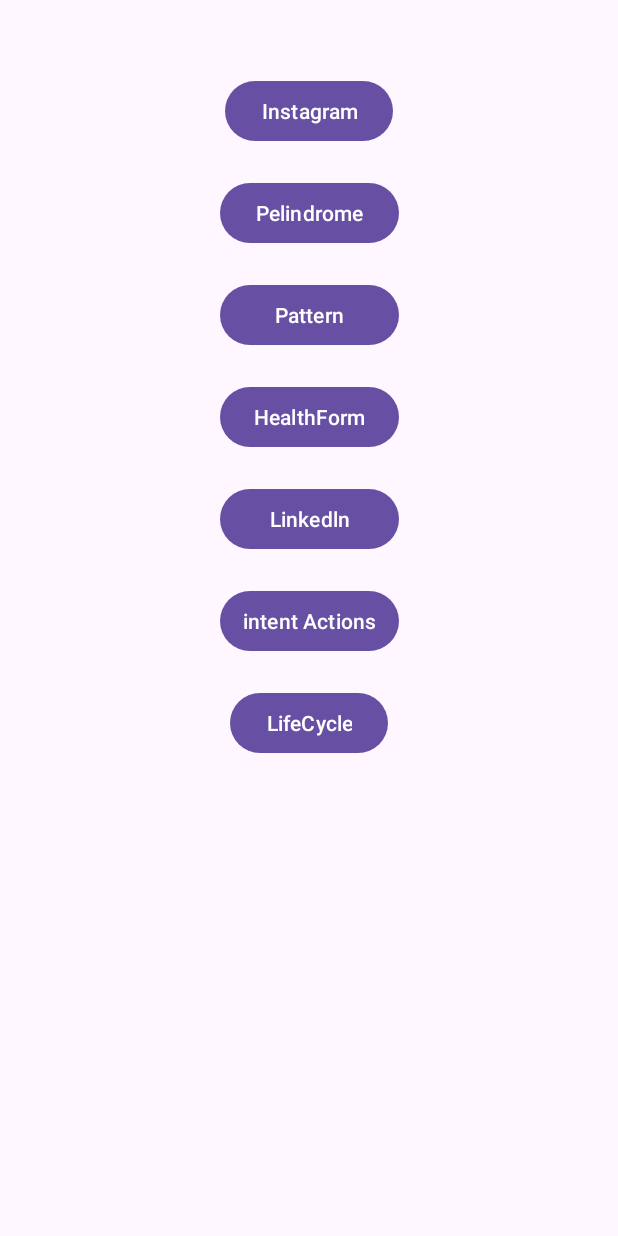
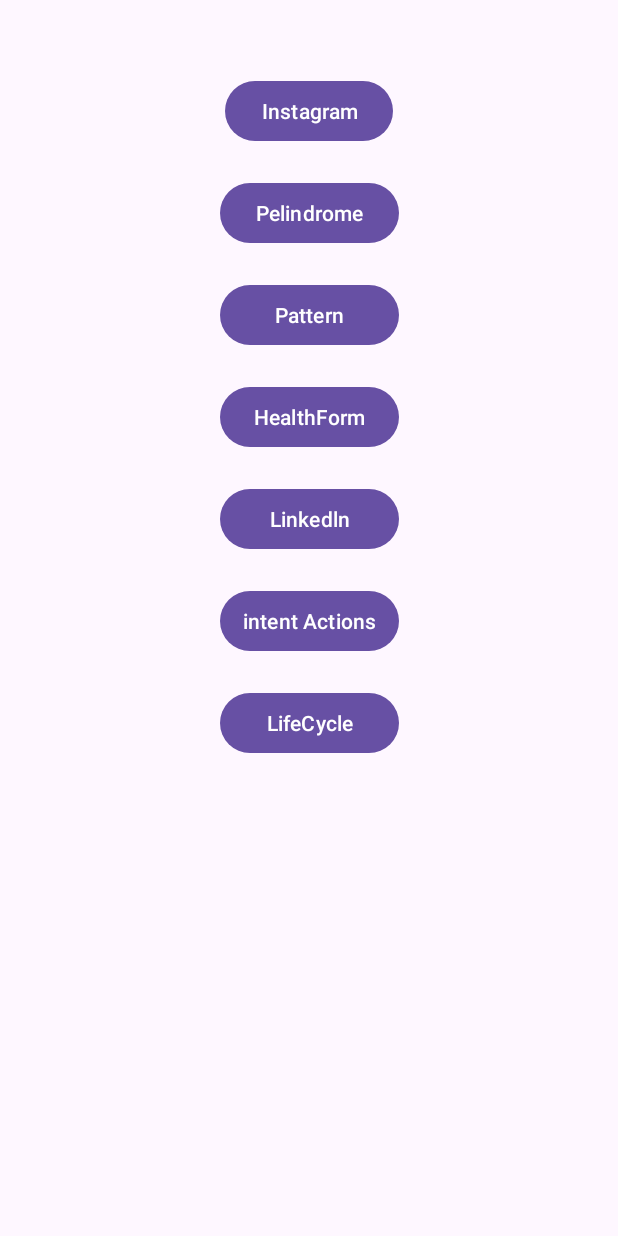
Before and after one commit to sajidshaikh20/AndroidProjects, an Android app: the screen it shows after launch (MainActivity), on a phone screen of 412 x 824 dp. Run offline under Robolectric (Android 15) with nearby library versions, the phone set to English and light mode, and no system bars.

```diff
--- a/app/src/main/java/com/example/androidprojects/peramids/peramids_riversed.kt
+++ b/app/src/main/java/com/example/androidprojects/peramids/peramids_riversed.kt
@@ -37,7 +37,7 @@
         // palindorme button handle
         btnpelindrome.setOnClickListener {
             var res = ""
-            var input = textfield.text.toString()
+            var input = textfield.text.toString().toLowerCase()
             for(i in input){
                 res = i+res
             }
--- a/app/src/main/res/layout/activity_main.xml
+++ b/app/src/main/res/layout/activity_main.xml
@@ -70,12 +70,12 @@
         />
     <com.google.android.material.button.MaterialButton
         android:id="@+id/lifecycle"
-        android:layout_width="wrap_content"
+        android:layout_width="0dp"
         android:layout_height="wrap_content"
         android:layout_marginTop="20dp"
         app:layout_constraintTop_toBottomOf="@id/intentsbtn"
-        app:layout_constraintStart_toStartOf="parent"
-        app:layout_constraintEnd_toEndOf="parent"
+        app:layout_constraintStart_toStartOf="@+id/intentsbtn"
+        app:layout_constraintEnd_toEndOf="@+id/intentsbtn"
         android:text="LifeCycle"
         />
 
```
Also changed, not shown: app/src/main/java/com/example/androidprojects/patterns/patterns.kt (+15 -0 lines).
